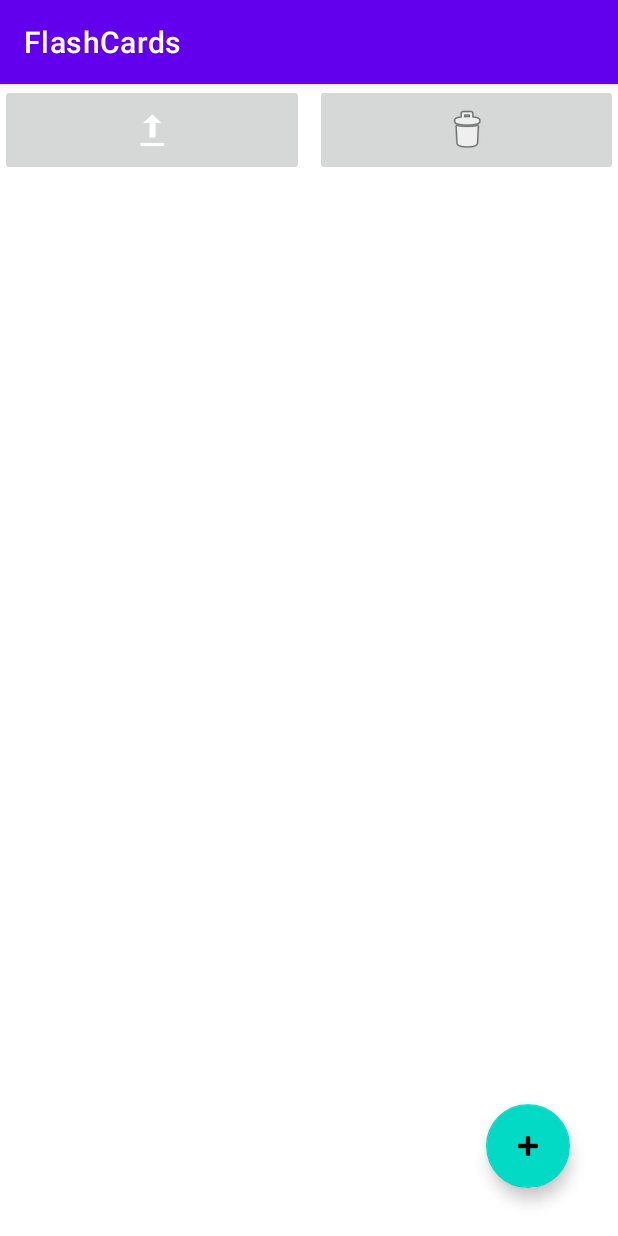
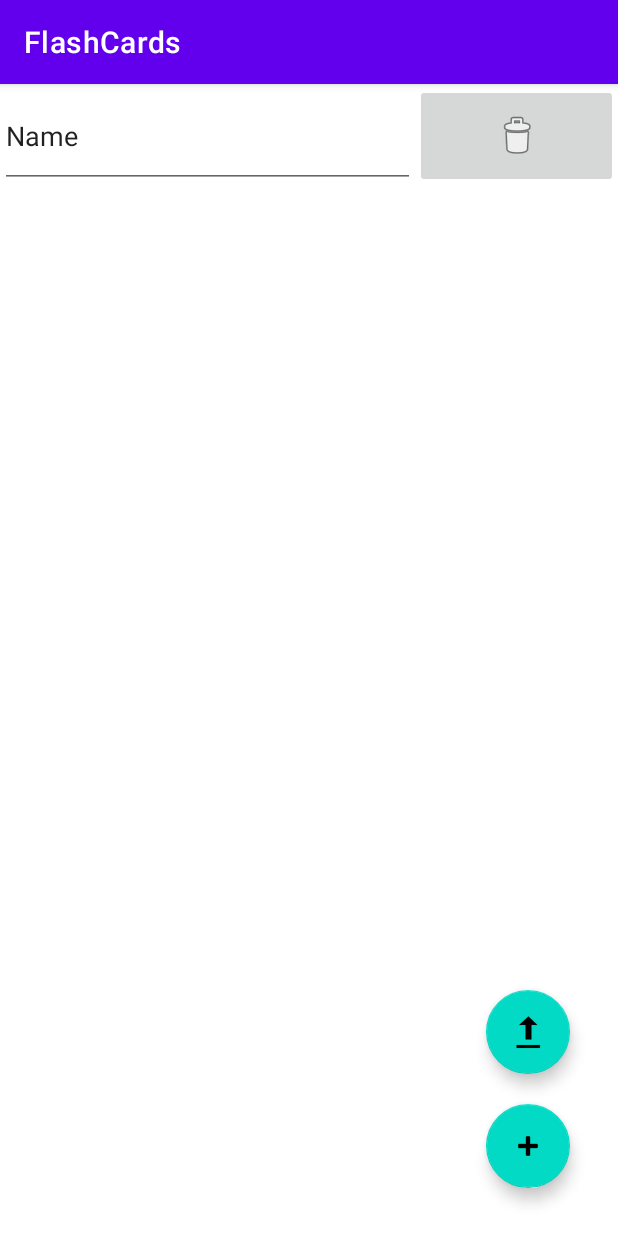
Before and after one commit to mikdDd/FlashCards, an Android app: the FlashCardsListActivity screen opened directly, with no data from a screen before it, on a phone screen of 412 x 824 dp. Run offline under Robolectric (Android 15) with nearby library versions, the phone set to English and light mode, and no system bars; our stand-ins replace Firebase (no records; nobody signed in at launch, a user with empty details on screens opened directly), Room's generated code; 2 statements that could not run were skipped.

Commit message:
Firebase implementation, package name editing, package deleting

```diff
--- a/app/src/main/java/com/example/flashcards/FlashCard.kt
+++ b/app/src/main/java/com/example/flashcards/FlashCard.kt
@@ -7,12 +7,13 @@ import java.io.Serializable
 
 @Entity
 data class FlashCard(
-    var packageId: Int,
+
     var word: String,
     var translation: String
 ) : Serializable
 {
     @PrimaryKey(autoGenerate = true) var id: Long = 0
+    var packageId: Int = 0
     var learned: Boolean = false
     //TODO
 }
--- a/app/src/main/java/com/example/flashcards/FlashCardsListActivity.kt
+++ b/app/src/main/java/com/example/flashcards/FlashCardsListActivity.kt
@@ -6,6 +6,9 @@ import android.content.Intent
 import android.os.Bundle
 import android.util.Log
 import android.view.View
+import android.widget.EditText
+import android.window.OnBackInvokedDispatcher
+import androidx.activity.OnBackPressedCallback
 import androidx.activity.result.contract.ActivityResultContracts
 import androidx.appcompat.app.AppCompatActivity
 import androidx.recyclerview.widget.LinearLayoutManager
@@ -34,29 +37,42 @@ class FlashCardsListActivity : AppCompatActivity() {
     private var packageListPosition : Int = 0
     private lateinit var fbDataBase: DatabaseReference
     private var lastGeneratedCode: String = "0"
-
+    private lateinit var nameEditText: EditText
 
     override fun onCreate(savedInstanceState: Bundle?) {
         super.onCreate(savedInstanceState)
         setContentView(R.layout.activity_flash_cards_list)
         var context = this.applicationContext
 
-        /*
-        if (Build.VERSION.SDK_INT >= Build.VERSION_CODES.TIRAMISU) {
-            flashCards = intent.getParcelableArrayListExtra("flash_card_list",FlashCard::class.java) as ArrayList<FlashCard>?
-            Log.i("MMM","TU")
-        } else {
-            flashCards = intent.getParcelableExtra("flash_card_list")
+
+
+
+        onBackPressedDispatcher.addCallback(this, object: OnBackPressedCallback(true) {
+            override fun handleOnBackPressed() {
+                val intent = Intent()
+
+                intent.putExtra("new_name", nameEditText.text.toString())
+                intent.putExtra("position", packageListPosition)
+                //println("Back button pressed")
+                setResult(RESULT_OK,intent)
+                finish()
+                // Code that you need to execute on back press i.e. finish()
             }
-        Log.i("MMM", flashCards.toString())
-         */
+        })
+
         fbDataBase = Firebase.database.reference
 
         packageId = intent.getIntExtra("packageId",0)
         packageListPosition = intent.getIntExtra("position",0)
+
         flashCards = MainActivity.packageArrayList[packageListPosition].flashCards
+        Log.i("MMM","FC: " + flashCards)
         flashCardsListRecyclerView = findViewById(R.id.flash_cards_list_recycler)
         flashCardsListRecyclerView?.layoutManager = LinearLayoutManager(this)
+
+        nameEditText = findViewById(R.id.editTextText)
+        nameEditText.setText(MainActivity.packageArrayList[packageListPosition].name)
+
         var adapter = flashCards?.let{FlashCardsListRecyclerAdapter(it, object:FlashCardsListRecyclerAdapter.DeleteButtonListener{
             override fun onDeleteButtonClick(position: Int) {
                 it.removeAt(position)
@@ -108,7 +124,8 @@ class FlashCardsListActivity : AppCompatActivity() {
             val wordString = data?.getStringExtra("word").toString()
             val translationString = data?.getStringExtra("translation").toString()
 
-            var flashCard = FlashCard(packageId, wordString,translationString)
+            var flashCard = FlashCard( wordString,translationString)
+            flashCard.packageId = packageId
             GlobalScope.launch(Dispatchers.IO)
             {
                 flashCard.id = MainActivity.dao.insertCard(flashCard)
@@ -141,21 +158,18 @@ class FlashCardsListActivity : AppCompatActivity() {
         alertDialog.show()
 
 
-        fbDataBase.child("packages").addListenerForSingleValueEvent(object : ValueEventListener {
 
-            override fun onDataChange(snapshot: DataSnapshot) {
-                if (snapshot.child(lastGeneratedCode).exists()) {
-                    // run some code
+        fbDataBase.child("packages").get().addOnSuccessListener {
+            if(it.child(lastGeneratedCode).exists()){
                 Log.i("MMM","EXIST")
                 val pack = PackageFireBaseAdapter(MainActivity.packageArrayList.get(packageListPosition), ServerValue.TIMESTAMP)
                 fbDataBase.child("packages").child(lastGeneratedCode).setValue(pack)
                 alertDialog.setMessage("SHARE CODE: $lastGeneratedCode (will be active for 2hrs)")
-
-                } else {
+            } else{
                 Log.i("MMM","NOTEXIST")
                 var randStr = String.format("%04d",(0..9999).random())
 
-                    if(!snapshot.child(randStr).exists()){
+                if(!it.child(randStr).exists()){
                     val pack = PackageFireBaseAdapter(MainActivity.packageArrayList.get(packageListPosition), ServerValue.TIMESTAMP)
                     fbDataBase.child("packages").child(randStr).setValue(pack)
                     lastGeneratedCode = randStr
@@ -167,43 +181,23 @@ class FlashCardsListActivity : AppCompatActivity() {
             }
         }
 
-            override fun onCancelled(databaseError: DatabaseError) {}
-        })
 
 
 
 
 
-    /*
+            //TODO: poprawić
+        val cutoff : Long = Date().time - TimeUnit.MILLISECONDS.convert(3, TimeUnit.SECONDS)
+        Log.i("MMM", "CUTOFF:$cutoff")
 
 
-        Log.i("MMM","STR: " + randStr)
-        fbDataBase.child("packages").child().get().addOnSuccessListener {
-
-            if(it.exists() && randStr != lastGeneratedCode) {
-                Log.i("MMM", "ZAJETY PIN")
-            } else{
-                val pack = PackageFireBaseAdapter(MainActivity.packageArrayList.get(packageListPosition), ServerValue.TIMESTAMP)
-                fbDataBase.child("packages").child(randStr).setValue(pack)
-                lastGeneratedCode = randStr
-            }
-        }
-        //Log.i("MMM",fbDataBase.child("packages").child("123"))
-        //Log.i("MMM","$randInt")
-  */
-
-
-
-        val cutoff : Long = Date().time - TimeUnit.MILLISECONDS.convert(3, TimeUnit.SECONDS)
-        Log.i("MMM", "CUTOFF:$cutoff")
         val oldItems: Query = FirebaseDatabase.getInstance().getReference().child("packages").orderByChild("timestamp").endBefore(cutoff.toDouble())
         oldItems.addListenerForSingleValueEvent(object : ValueEventListener {
             override fun onDataChange(snapshot: DataSnapshot) {
                 if(snapshot.exists()) {
                     for (itemSnapshot in snapshot.children) {
                         Log.i("MMM","REMOVING" + itemSnapshot.value)
-                        ///if(itemSnapshot.value() == lastGeneratedCode)
-                        //Log.i("MMM","VAL:" + itemSnapshot.key)
+
 
                         if(itemSnapshot.key!=lastGeneratedCode){
                             itemSnapshot.ref.removeValue()
@@ -220,6 +214,17 @@ class FlashCardsListActivity : AppCompatActivity() {
 
     }
 
-    //9999
+    fun onPackageDeleteButtonClick(view: View) {
+        MainActivity.packageArrayList.removeAt(packageListPosition)
+        val intent = Intent()
+        intent.putExtra("position",packageListPosition)
+        intent.putExtra("deleted",true)
+        //intent.putExtra("new_name", nameEditText.text.toString())
+        setResult(RESULT_OK,intent)
+        finish()
+
+    }
+
+
 }
 //TODO learned checkbox pass by intent
--- a/app/src/main/java/com/example/flashcards/PackageRecyclerAdapter.kt
+++ b/app/src/main/java/com/example/flashcards/PackageRecyclerAdapter.kt
@@ -38,9 +38,9 @@ class PackageRecyclerAdapter(private val packageSet : ArrayList<Package>,
     override fun onBindViewHolder(viewHolder: ViewHolder, position: Int) {
         Log.i("TTT",packageSet[position].name)
         viewHolder.packageNameTextView.text = packageSet[position].name
-        viewHolder.editButton.setOnClickListener { editButtonListener.onEditButtonClick(position) }
-        viewHolder.studyButton.setOnClickListener { studyButtonListener.onStudyButtonClick(position)}
-        viewHolder.testButton.setOnClickListener { testButtonListener.onTestButtonClick(position) }
+        viewHolder.editButton.setOnClickListener { editButtonListener.onEditButtonClick( viewHolder.adapterPosition) }
+        viewHolder.studyButton.setOnClickListener { studyButtonListener.onStudyButtonClick(position)}       //TODO: SPRAWDZIC CZY NIE ZBUGOWANE PO USUWANIU
+        viewHolder.testButton.setOnClickListener { testButtonListener.onTestButtonClick(position) }         //TODO: SPRAWDZIC CZY NIE ZBUGOWANE PO USUWANIU
     }
 
     override fun getItemCount() = packageSet.size
--- a/app/src/main/res/layout/activity_flash_cards_list.xml
+++ b/app/src/main/res/layout/activity_flash_cards_list.xml
@@ -29,25 +29,15 @@
 
     <ImageButton
         android:id="@+id/imageButton"
-        android:layout_width="0dp"
+        android:layout_width="135dp"
         android:layout_height="0dp"
-        android:layout_marginStart="7dp"
+        android:onClick="onPackageDeleteButtonClick"
         app:layout_constraintBottom_toTopOf="@+id/flash_cards_list_recycler"
         app:layout_constraintEnd_toEndOf="parent"
-        app:layout_constraintStart_toEndOf="@+id/imageButton2"
+        app:layout_constraintHeight_min="70dp"
+        app:layout_constraintStart_toEndOf="@+id/editTextText"
         app:layout_constraintTop_toTopOf="parent"
         app:srcCompat="@android:drawable/ic_menu_delete" />
-
-    <ImageButton
-        android:id="@+id/imageButton2"
-        android:layout_width="0dp"
-        android:layout_height="0dp"
-        android:onClick="onUploadButtonClick"
-        app:layout_constraintBottom_toTopOf="@+id/flash_cards_list_recycler"
-        app:layout_constraintEnd_toStartOf="@+id/imageButton"
-        app:layout_constraintStart_toStartOf="parent"
-        app:layout_constraintTop_toTopOf="parent"
-        app:srcCompat="@android:drawable/stat_sys_upload" />
 
     <androidx.constraintlayout.widget.Guideline
         android:id="@+id/guideline"
@@ -56,7 +46,32 @@
         android:orientation="horizontal"
         app:layout_constraintBottom_toBottomOf="parent"
         app:layout_constraintEnd_toEndOf="parent"
-        app:layout_constraintGuide_percent="0.08"
+        app:layout_constraintGuide_percent="0.09"
+        app:layout_constraintStart_toStartOf="parent"
+        app:layout_constraintTop_toTopOf="parent" />
+
+    <com.google.android.material.floatingactionbutton.FloatingActionButton
+        android:id="@+id/floatingActionButton"
+        android:layout_width="wrap_content"
+        android:layout_height="wrap_content"
+        android:layout_marginEnd="32dp"
+        android:layout_marginBottom="20dp"
+        android:clickable="true"
+        android:onClick="onUploadButtonClick"
+        app:layout_constraintBottom_toTopOf="@+id/add_package_button"
+        app:layout_constraintEnd_toEndOf="parent"
+        app:srcCompat="@android:drawable/stat_sys_upload_done" />
+
+    <EditText
+        android:id="@+id/editTextText"
+        android:layout_width="0dp"
+        android:layout_height="0dp"
+        android:ems="10"
+        android:inputType="text"
+        android:text="Name"
+        app:layout_constraintBottom_toTopOf="@+id/guideline"
+        app:layout_constraintEnd_toStartOf="@+id/imageButton"
+        app:layout_constraintHeight_min="70dp"
         app:layout_constraintStart_toStartOf="parent"
         app:layout_constraintTop_toTopOf="parent" />
 
--- a/app/src/main/res/layout/activity_main.xml
+++ b/app/src/main/res/layout/activity_main.xml
@@ -34,6 +34,7 @@
         android:layout_marginEnd="32dp"
         android:layout_marginBottom="20dp"
         android:clickable="true"
+        android:onClick="onDownloadButtonClick"
         app:layout_constraintBottom_toTopOf="@+id/add_package_button"
         app:layout_constraintEnd_toEndOf="parent"
         app:srcCompat="@android:drawable/stat_sys_download_done" />
--- a/app/src/main/res/layout/package_item.xml
+++ b/app/src/main/res/layout/package_item.xml
@@ -10,6 +10,7 @@
         android:layout_height="50dp"
         android:layout_weight="1"
         android:gravity="center"
+        android:paddingLeft="5dp"
         android:text="package_name" />
 
     <TextView
```
Also changed, not shown: app/src/main/AndroidManifest.xml (+10 -10 lines), app/src/main/java/com/example/flashcards/DownloadPackageActivity.kt (added, +124 -0 lines), app/src/main/java/com/example/flashcards/MainActivity.kt (+53 -7 lines), app/src/main/res/layout/activity_download_package.xml (added, +50 -0 lines). Lines whose indentation alone changed are shown as unchanged.
